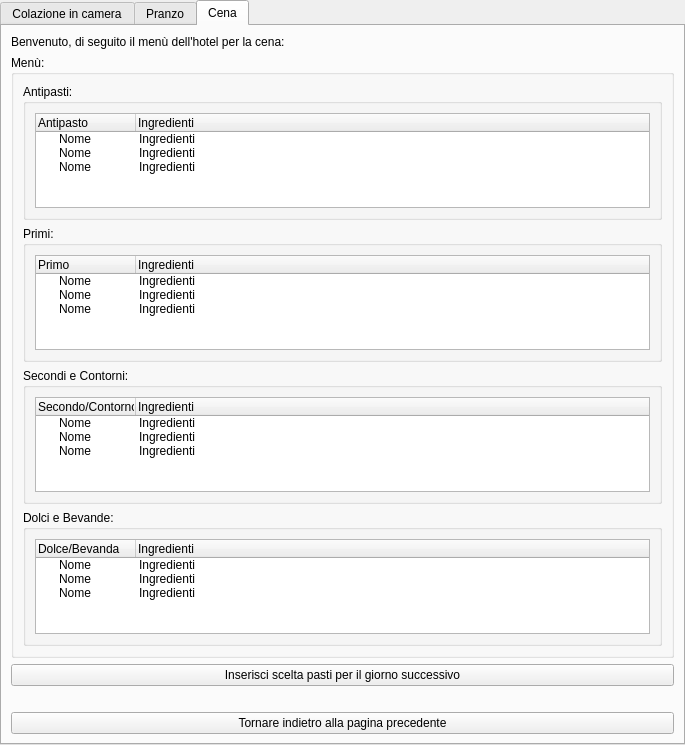
This is ui/Receptionist/InserisciSceltaPastiPranzoCena/GestioneCucina.ui in mdoraz/Hotel as Qt 5 draws it before an edit. The edited form follows.
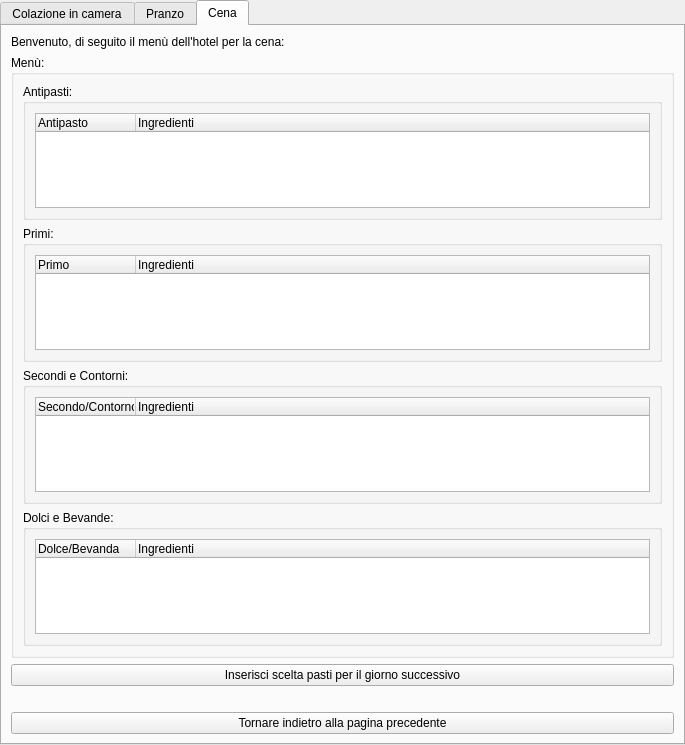
This is the edited form. The open tabs and pages were chosen to show the change.

The edit to the form file:
```diff
--- a/ui/Receptionist/InserisciSceltaPastiPranzoCena/GestioneCucina.ui
+++ b/ui/Receptionist/InserisciSceltaPastiPranzoCena/GestioneCucina.ui
@@ -495,30 +495,6 @@
               <string>Ingredienti</string>
              </property>
             </column>
-            <item>
-             <property name="text">
-              <string>Nome</string>
-             </property>
-             <property name="text">
-              <string>Ingredienti</string>
-             </property>
-            </item>
-            <item>
-             <property name="text">
-              <string>Nome</string>
-             </property>
-             <property name="text">
-              <string>Ingredienti</string>
-             </property>
-            </item>
-            <item>
-             <property name="text">
-              <string>Nome</string>
-             </property>
-             <property name="text">
-              <string>Ingredienti</string>
-             </property>
-            </item>
            </widget>
           </item>
          </layout>
@@ -542,30 +518,6 @@
               <string>Ingredienti</string>
              </property>
             </column>
-            <item>
-             <property name="text">
-              <string>Nome</string>
-             </property>
-             <property name="text">
-              <string>Ingredienti</string>
-             </property>
-            </item>
-            <item>
-             <property name="text">
-              <string>Nome</string>
-             </property>
-             <property name="text">
-              <string>Ingredienti</string>
-             </property>
-            </item>
-            <item>
-             <property name="text">
-              <string>Nome</string>
-             </property>
-             <property name="text">
-              <string>Ingredienti</string>
-             </property>
-            </item>
            </widget>
           </item>
          </layout>
@@ -589,30 +541,6 @@
               <string>Ingredienti</string>
              </property>
             </column>
-            <item>
-             <property name="text">
-              <string>Nome</string>
-             </property>
-             <property name="text">
-              <string>Ingredienti</string>
-             </property>
-            </item>
-            <item>
-             <property name="text">
-              <string>Nome</string>
-             </property>
-             <property name="text">
-              <string>Ingredienti</string>
-             </property>
-            </item>
-            <item>
-             <property name="text">
-              <string>Nome</string>
-             </property>
-             <property name="text">
-              <string>Ingredienti</string>
-             </property>
-            </item>
            </widget>
           </item>
          </layout>
@@ -636,30 +564,6 @@
               <string>Ingredienti</string>
              </property>
             </column>
-            <item>
-             <property name="text">
-              <string>Nome</string>
-             </property>
-             <property name="text">
-              <string>Ingredienti</string>
-             </property>
-            </item>
-            <item>
-             <property name="text">
-              <string>Nome</string>
-             </property>
-             <property name="text">
-              <string>Ingredienti</string>
-             </property>
-            </item>
-            <item>
-             <property name="text">
-              <string>Nome</string>
-             </property>
-             <property name="text">
-              <string>Ingredienti</string>
-             </property>
-            </item>
            </widget>
           </item>
          </layout>
```
Left out of the diff: 185 changed lines with no effect on the pictures.
